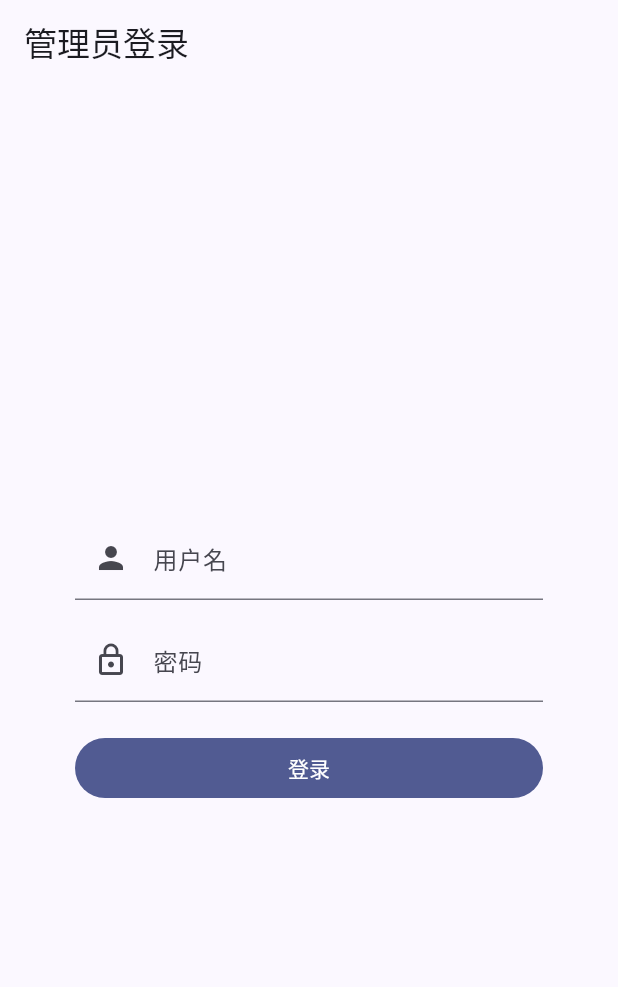
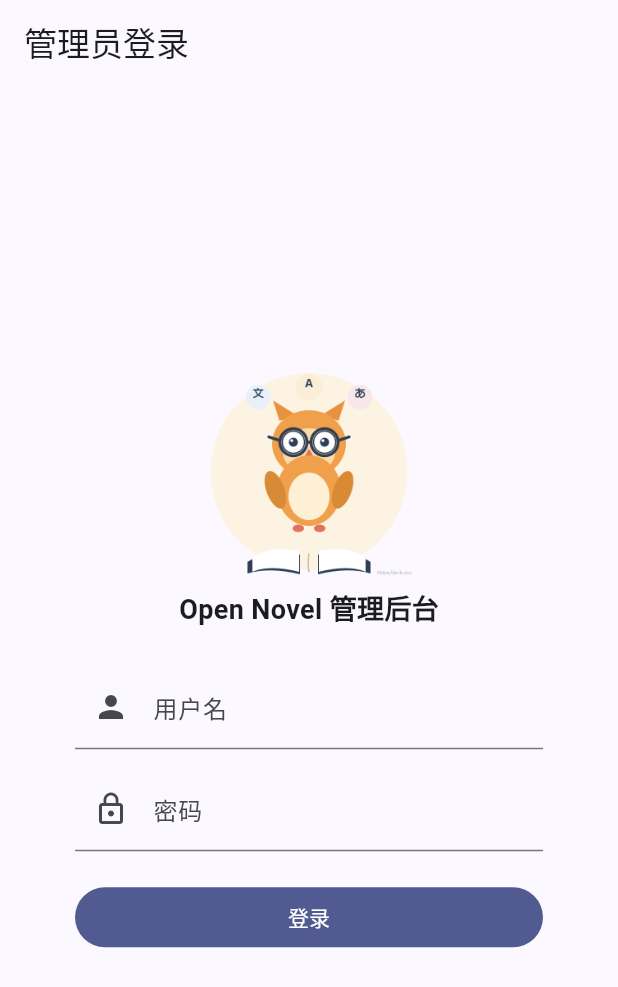
Before and after one commit to erikwang2013/open-novel, a Flutter app: the screen it shows after launch, on a phone screen of 412 x 824 dp. Shown: the top 987 px of the screen. Run offline on Flutter 3.47's test engine with Material 3 defaults, Android fonts, the phone set to English and light mode, and no system bars; our stand-ins replace dio, flutter_cache_manager, shared_preferences; accounts and stored records are empty.

Commit message:
docs: 吉祥物同步至 12 语言 README 与登录页，全库链接校验通过
- docs/i18n/ 12 个语言 README：加 mascot.svg 引用（../mascot.svg）+ 管理后台
  功能行同步（行为分析 /api/stats/behavior、DeepL 翻译工作流 /api/admin/translate/*）
- apps/admin/README.md：功能列表与根 README 对齐
- 管理后台登录页加吉祥物（assets/mascot.png，PNG 方案无新依赖）
- 全库文档链接校验：659/659 有效，0 失效（打赏图/架构图/互链全部确认）

```diff
--- a/apps/admin/lib/pages/login_page.dart
+++ b/apps/admin/lib/pages/login_page.dart
@@ -61,6 +61,16 @@ class _LoginPageState extends State<LoginPage> {
             shrinkWrap: true,
             padding: const EdgeInsets.all(24),
             children: [
+              Center(
+                  child:
+                      Image.asset('assets/mascot.png', width: 140, height: 140)),
+              const SizedBox(height: 8),
+              const Center(
+                child: Text('Open Novel 管理后台',
+                    style: TextStyle(
+                        fontSize: 18, fontWeight: FontWeight.bold)),
+              ),
+              const SizedBox(height: 24),
               TextField(
                 controller: _username,
                 decoration: const InputDecoration(
--- a/apps/admin/pubspec.yaml
+++ b/apps/admin/pubspec.yaml
@@ -58,6 +58,8 @@ flutter:
   # included with your application, so that you can use the icons in
   # the material Icons class.
   uses-material-design: true
+  assets:
+    - assets/mascot.png
 
   # To add assets to your application, add an assets section, like this:
   # assets:
```
Also changed, not shown: apps/admin/assets/mascot.png (added), 13 other files.
